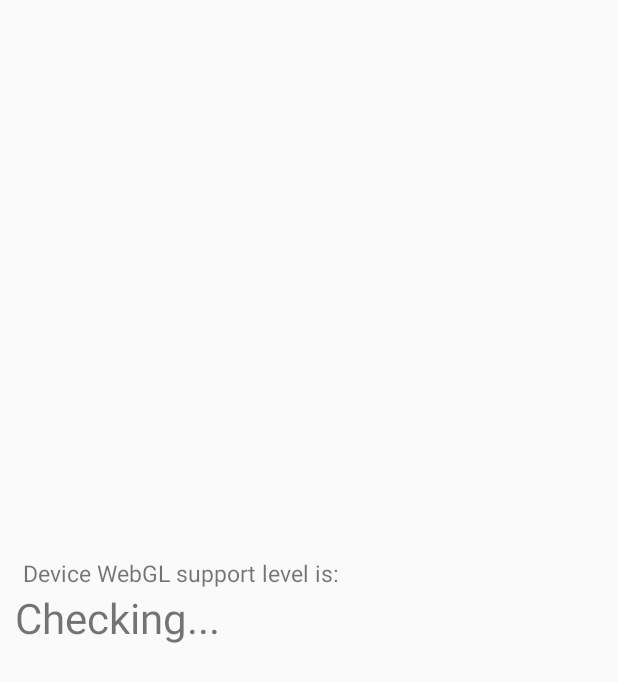
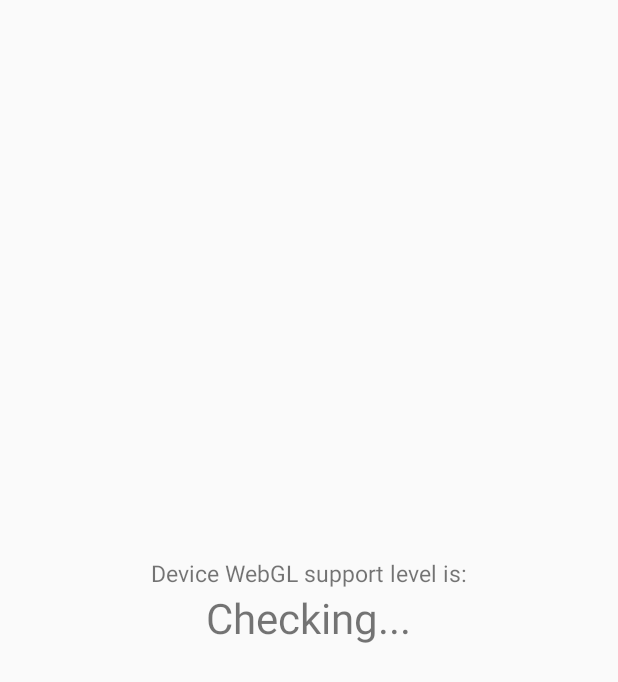
Before and after one commit to SeanZoR/android-detect-webgl, an Android app: the screen it shows after launch (MainActivity), on a phone screen of 412 x 824 dp. Shown: the top 682 px of the screen. Run offline under Robolectric (Android 15) with nearby library versions, the phone set to English and light mode, and no system bars; our stand-ins replace data binding.

```diff
--- a/app/src/main/java/com/github/seanzor/webgl/detect/app/BindableSupportLevel.java
+++ b/app/src/main/java/com/github/seanzor/webgl/detect/app/BindableSupportLevel.java
@@ -9,6 +9,7 @@ public class BindableSupportLevel extends BaseObservable {
 
     private WebGLSupportLevel supportLevel;
 
+    @SuppressWarnings("unused")
     @Bindable
     public String getSupportLevel() {
         if (supportLevel == null) {
@@ -17,7 +18,7 @@ public class BindableSupportLevel extends BaseObservable {
             switch (supportLevel) {
                 case NOT_SUPPORTED:
                     return "Not supported :(";
-                case SUPPORTED_BUT_DISABLED:
+                case SUPPORTED_DISABLED:
                     return "Supported, but disabled :(";
                 case SUPPORTED:
                     return "Supported! :)";
--- a/app/src/main/java/com/github/seanzor/webgl/detect/app/MainActivity.java
+++ b/app/src/main/java/com/github/seanzor/webgl/detect/app/MainActivity.java
@@ -11,7 +11,7 @@ import com.github.seanzor.webgl.detect.app.databinding.ActivityMainBinding;
 
 public class MainActivity extends AppCompatActivity {
 
-    private BindableSupportLevel mBindableSupportLevel = new BindableSupportLevel();
+    final private BindableSupportLevel mBindableSupportLevel = new BindableSupportLevel();
 
     @Override
     protected void onCreate(Bundle savedInstanceState) {
--- a/app/src/main/res/layout/activity_main.xml
+++ b/app/src/main/res/layout/activity_main.xml
@@ -15,7 +15,7 @@
 
         <TextView
             android:id="@+id/activityMainResultField"
-            android:layout_width="match_parent"
+            android:layout_width="wrap_content"
             android:layout_height="wrap_content"
             android:layout_centerInParent="true"
             android:text="@{result.supportLevel}"
@@ -23,10 +23,10 @@
 
         <TextView
             android:id="@+id/activityMainLabel"
-            android:layout_width="match_parent"
+            android:layout_width="wrap_content"
             android:layout_height="wrap_content"
             android:layout_above="@id/activityMainResultField"
-            android:paddingLeft="5dp"
+            android:layout_centerInParent="true"
             android:text="@string/support_level_label"
             android:textSize="15sp" />
     </RelativeLayout>
--- a/library/src/main/AndroidManifest.xml
+++ b/library/src/main/AndroidManifest.xml
@@ -1,2 +1 @@
-<manifest xmlns:android="http://schemas.android.com/apk/res/android"
-    package="com.github.seanzor.webgl.detect"/>
+<manifest package="com.github.seanzor.webgl.detect"/>
--- a/library/src/main/java/com/github/seanzor/webgl/detect/DetectJsCallback.java
+++ b/library/src/main/java/com/github/seanzor/webgl/detect/DetectJsCallback.java
@@ -25,7 +25,7 @@ class DetectJsCallback implements ValueCallback<String>{
                     result = WebGLSupportLevel.SUPPORTED;
                     break;
                 case "0":
-                    result = WebGLSupportLevel.SUPPORTED_BUT_DISABLED;
+                    result = WebGLSupportLevel.SUPPORTED_DISABLED;
                     break;
                 case "-1":
                     result = WebGLSupportLevel.NOT_SUPPORTED;
--- a/library/src/main/java/com/github/seanzor/webgl/detect/WebGLDetector.java
+++ b/library/src/main/java/com/github/seanzor/webgl/detect/WebGLDetector.java
@@ -15,12 +15,12 @@ public class WebGLDetector {
      * Use this method to start the detection of WebGL on the running device.
      * Behind the scenes this methods inflates a WebView in order to run in a web context,
      * it will then run the needed JavaScript methods to evaluate the WebGL State
-     *
+     * <p/>
      * <p>The result will be received in an Async manner
      *
      * @param activityContext The context of the {@link android.app.Activity},
      *                        will be used to inflate a WebView
-     * @param detectResult The result of the detection
+     * @param detectResult    The result of the detection
      */
     public static void detect(@NonNull Context activityContext,
                               @NonNull OnReceiveDetectJsResult detectResult) {
@@ -42,17 +42,15 @@ public class WebGLDetector {
                 @Override
                 public void finishedJsDetection() {
                     // Kill the webview
-                    if (webView != null) {
-                        webView.clearHistory();
-                        webView.clearCache(true);
-                        webView.loadUrl("about:blank");
-                        webView.pauseTimers();
-                        webView.setWebViewClient(null);
-                    }
+                    webView.clearHistory();
+                    webView.clearCache(true);
+                    webView.loadUrl("about:blank");
+                    webView.pauseTimers();
+                    webView.setWebViewClient(null);
                 }
             }));
         }
     }
 
-    static final String BLANK_HTML_PAGE = "<!DOCTYPE html><html><head></head></html>";
+    static final private String BLANK_HTML_PAGE = "<!DOCTYPE html><html><head></head></html>";
 }
--- a/library/src/main/java/com/github/seanzor/webgl/detect/WebGLSupportLevel.java
+++ b/library/src/main/java/com/github/seanzor/webgl/detect/WebGLSupportLevel.java
@@ -6,7 +6,7 @@ package com.github.seanzor.webgl.detect;
  * <ul>
  *     <li>{@link WebGLSupportLevel#UNKNOWN UNKNOWN} could not determine WebGL support state, due to limitations or errors that were raised in the process
  *     <li>{@link WebGLSupportLevel#NOT_SUPPORTED NOT_SUPPORTED} WebGL is not supported at all on this device
- *     <li>{@link WebGLSupportLevel#SUPPORTED_BUT_DISABLED SUPPORTED_BUT_DISABLED} WebGL is supported but disabled, meaning you can't use it
+ *     <li>{@link WebGLSupportLevel#SUPPORTED_DISABLED SUPPORTED_DISABLED} WebGL is supported but disabled, meaning you can't use it
  *     <li>{@link WebGLSupportLevel#SUPPORTED SUPPORTED} WebGL is supported, go ahead.
  * </ul>
  */
@@ -16,12 +16,13 @@ public enum WebGLSupportLevel {
     SUPPORTED_DISABLED(0),
     SUPPORTED(1);
 
-    private int mStatusCode;
+    final private int mStatusCode;
 
     WebGLSupportLevel(int statusCode) {
         mStatusCode = statusCode;
     }
 
+    @SuppressWarnings("unused")
     public static WebGLSupportLevel findByCode(int code) {
         for (WebGLSupportLevel currEnumValue : values()) {
             if (currEnumValue.mStatusCode == code) {
@@ -31,6 +32,7 @@ public enum WebGLSupportLevel {
         return null;
     }
 
+    @SuppressWarnings("unused")
     public int getCode(){
         return mStatusCode;
     }
--- a/library/src/main/java/com/github/seanzor/webgl/detect/WebViewClientChecker.java
+++ b/library/src/main/java/com/github/seanzor/webgl/detect/WebViewClientChecker.java
@@ -6,10 +6,9 @@ import android.webkit.WebView;
 import android.webkit.WebViewClient;
 
 class WebViewClientChecker extends WebViewClient{
-    private OnReceiveDetectJsResult mDetectJsResult;
+    final private OnReceiveDetectJsResult mDetectJsResult;
     private final OnFinishListener mOnFinishListener;
-    boolean noErrorRaised = true;
-    private WebView mWebView;
+    private boolean noErrorRaised = true;
 
     @TargetApi(Build.VERSION_CODES.KITKAT)
     WebViewClientChecker(OnReceiveDetectJsResult detectJsResult,
@@ -22,9 +21,6 @@ class WebViewClientChecker extends WebViewClient{
     @Override
     public void onPageFinished(WebView view, String url) {
         super.onPageFinished(view, url);
-
-        // Save the view for later, we will want to destroy it once we're finished
-        mWebView = view;
 
         // If the page is ready
         if (noErrorRaised) {
@@ -46,7 +42,7 @@ class WebViewClientChecker extends WebViewClient{
     /**
      * Detects if WebGL is enabled.
      * Inspired from http://www.browserleaks.com/webgl#howto-detect-webgl
-     * Source code avilable here: https://gist.github.com/SeanZoR/cfa7a6206983b775a858
+     * Source code available here: https://gist.github.com/SeanZoR/cfa7a6206983b775a858
      * <p/>
      * This code is in here, and not in Android Assets folder as expected because
      * libraries can't be wrapped with the assets within.
@@ -55,7 +51,7 @@ class WebViewClientChecker extends WebViewClient{
      * 0 for disabled
      * 1 for enabled
      */
-    String JS_CHECKER = "function detectWebGL()\n" +
+   final private String JS_CHECKER = "function detectWebGL()\n" +
             "{\n" +
             "    // Check for the WebGL rendering context\n" +
             "    if ( !! window.WebGLRenderingContext) {\n" +
```
